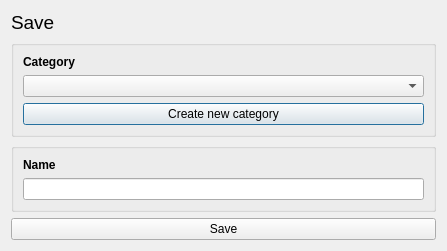
First picture: the form in code/qttoolkit/contentbrowser/ui/saveresourcedialog.ui, repository gscept/nebula-trifid, before the edit.
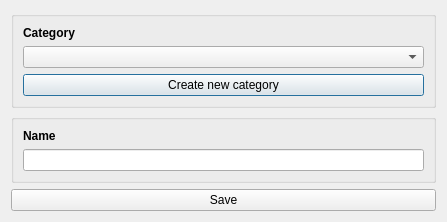
Second picture: the form after the edit.

What changed in the file:
```diff
--- a/code/qttoolkit/contentbrowser/ui/saveresourcedialog.ui
+++ b/code/qttoolkit/contentbrowser/ui/saveresourcedialog.ui
@@ -7,7 +7,7 @@
     <x>0</x>
     <y>0</y>
     <width>447</width>
-    <height>237</height>
+    <height>206</height>
    </rect>
   </property>
   <property name="sizePolicy">
@@ -25,7 +25,7 @@
    <string>Save</string>
   </property>
   <layout class="QGridLayout" name="gridLayout">
-   <item row="1" column="0">
+   <item row="0" column="0">
     <widget class="QGroupBox" name="groupBox_2">
      <property name="title">
       <string/>
@@ -57,7 +57,7 @@
      </layout>
     </widget>
    </item>
-   <item row="2" column="0">
+   <item row="1" column="0">
     <widget class="QGroupBox" name="groupBox_3">
      <property name="title">
       <string/>
@@ -82,7 +82,7 @@
      </layout>
     </widget>
    </item>
-   <item row="3" column="0">
+   <item row="2" column="0">
     <spacer name="verticalSpacer">
      <property name="orientation">
       <enum>Qt::Vertical</enum>
@@ -95,25 +95,13 @@
      </property>
     </spacer>
    </item>
-   <item row="4" column="0">
+   <item row="3" column="0">
     <widget class="QPushButton" name="importButton">
      <property name="text">
       <string>Save</string>
      </property>
     </widget>
    </item>
-   <item row="0" column="0">
-    <widget class="QLabel" name="label_3">
-     <property name="font">
-      <font>
-       <pointsize>14</pointsize>
-      </font>
-     </property>
-     <property name="text">
-      <string>Save</string>
-     </property>
-    </widget>
-   </item>
   </layout>
  </widget>
  <resources/>
```
Left out of the diff: 2 changed lines with no effect on the pictures.
